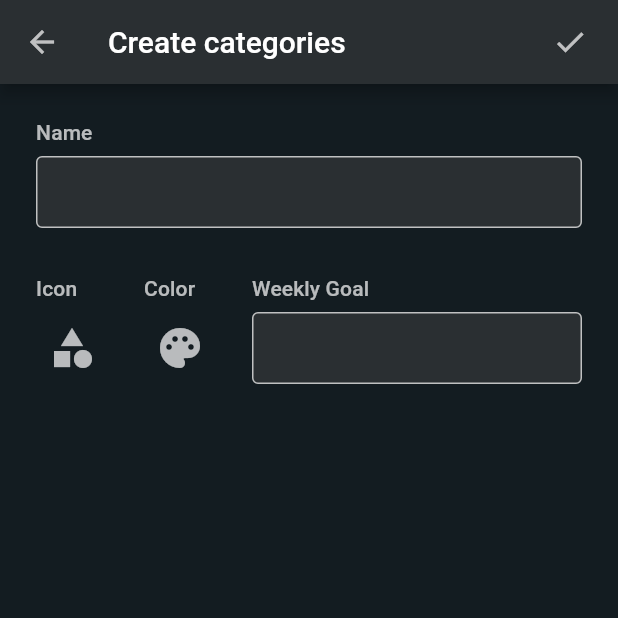
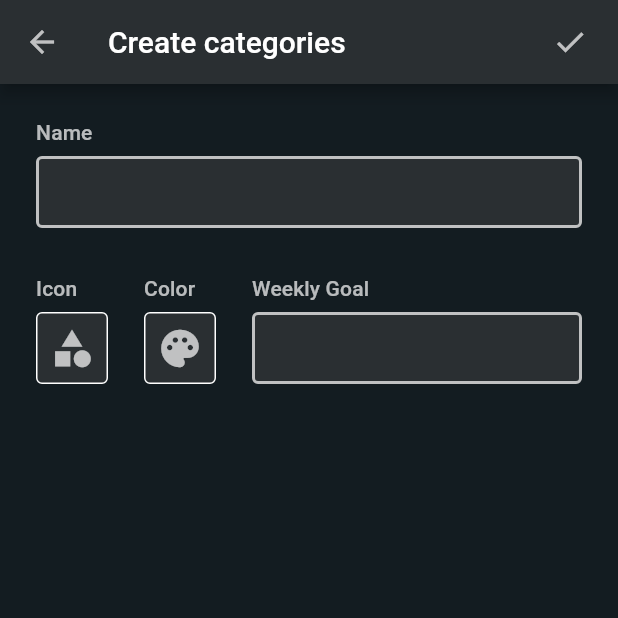
Before and after one commit to felipemvitor/time-tracker-app, a Flutter app: the CreateCategoriesScreen screen opened by its route, on a phone screen of 412 x 824 dp, the top half of it. Run offline on Flutter 3.47's test engine with Material 2 defaults, Android fonts, the phone set to English and light mode, and no system bars.

Commit message:
Category Icon Buttons created.

```diff
--- a/lib/components/text/EditText.dart
+++ b/lib/components/text/EditText.dart
@@ -1,6 +1,7 @@
 import 'package:flutter/material.dart';
-import 'package:time_tracker_flutter_app/components/text/Label.dart';
+import 'package:flutter/services.dart';
 
+import '../../components/text/Label.dart';
 import '../../styles/ProjectColors.dart';
 
 class EditText extends StatelessWidget {
@@ -9,13 +10,18 @@ class EditText extends StatelessWidget {
   final EdgeInsetsGeometry margin;
   final TextEditingController controller;
   final Function onChanged;
+  final TextInputType keyboardType;
 
-  EditText(this.label, {this.margin, this.controller, this.onChanged});
+  EditText(
+    this.label, {
+    this.margin,
+    this.controller,
+    this.onChanged,
+    this.keyboardType,
+  });
 
   final border = OutlineInputBorder(
-    borderSide: BorderSide(
-      color: ProjectColors.white2,
-    ),
+    borderSide: BorderSide(color: ProjectColors.white2, width: 2.0),
   );
 
   @override
@@ -29,6 +35,7 @@ class EditText extends StatelessWidget {
           Container(
             margin: EdgeInsets.only(top: 8),
             child: TextField(
+              keyboardType: keyboardType,
               onChanged: this.onChanged,
               controller: controller,
               textCapitalization: TextCapitalization.sentences,
--- a/lib/screens/categories/CreateCategoriesScreen.dart
+++ b/lib/screens/categories/CreateCategoriesScreen.dart
@@ -1,10 +1,8 @@
 import 'package:flutter/material.dart';
-import 'package:flutter/services.dart';
-import 'package:time_tracker_flutter_app/components/text/Label.dart';
-import 'package:time_tracker_flutter_app/styles/Dimensions.dart';
 
 import '../../components/text/EditText.dart';
 import '../../model/Category.dart';
+import '../../screens/categories/components/CategoryIconButton.dart';
 import '../../styles/ProjectColors.dart';
 
 class CreateCategoriesScreen extends StatefulWidget {
@@ -65,50 +63,8 @@ class _CreateCategoriesScreenState extends State<CreateCategoriesScreen> {
                 crossAxisAlignment: CrossAxisAlignment.end,
                 mainAxisAlignment: MainAxisAlignment.spaceBetween,
                 children: [
-                  Column(
-                    crossAxisAlignment: CrossAxisAlignment.start,
-                    children: [
-                      Label('Icon'),
-                      Container(
-                        margin: EdgeInsets.only(top: 8),
-                        child: InkWell(
-                          onTap: () {},
-                          borderRadius: BorderRadius.all(Radius.circular(4)),
-                          splashColor: Colors.black12,
-                          child: Padding(
-                            padding: const EdgeInsets.all(8.0),
-                            child: Icon(
-                              Icons.category,
-                              color: Colors.white70,
-                              size: 32,
-                            ),
-                          ),
-                        ),
-                      ),
-                    ],
-                  ),
-                  Column(
-                    crossAxisAlignment: CrossAxisAlignment.start,
-                    children: [
-                      Label('Color'),
-                      Container(
-                        margin: EdgeInsets.only(top: 8),
-                        child: InkWell(
-                          onTap: () {},
-                          borderRadius: BorderRadius.all(Radius.circular(4)),
-                          splashColor: Colors.black12,
-                          child: Padding(
-                            padding: const EdgeInsets.all(8.0),
-                            child: Icon(
-                              Icons.palette,
-                              color: Colors.white70,
-                              size: 32,
-                            ),
-                          ),
-                        ),
-                      ),
-                    ],
-                  ),
+                  CategoryIconButton('Icon', Icons.category, Colors.white),
+                  CategoryIconButton('Color', Icons.palette, Colors.white),
                   SizedBox(
                     width: size.width -
                         2 * screenPadding -
@@ -118,6 +74,7 @@ class _CreateCategoriesScreenState extends State<CreateCategoriesScreen> {
                       'Weekly Goal',
                       margin: EdgeInsets.only(top: 32.0),
                       onChanged: setGoal,
+                      keyboardType: TextInputType.number,
                     ),
                   ),
                 ],
--- /dev/null
+++ b/lib/screens/categories/components/CategoryIconButton.dart
@@ -0,0 +1,43 @@
+import 'package:flutter/material.dart';
+
+import '../../../components/text/Label.dart';
+import '../../../styles/ProjectColors.dart';
+
+class CategoryIconButton extends StatelessWidget {
+  final String label;
+  final IconData icon;
+  final Color color;
+
+  CategoryIconButton(this.label, this.icon, this.color);
+
+  @override
+  Widget build(BuildContext context) {
+    return Column(
+      crossAxisAlignment: CrossAxisAlignment.start,
+      children: [
+        Label(label),
+        Container(
+          margin: EdgeInsets.only(top: 8.0),
+          child: Ink(
+              decoration: BoxDecoration(
+                border: Border.all(
+                  width: 1,
+                  color: ProjectColors.white1,
+                ),
+                borderRadius: BorderRadius.all(Radius.circular(4.0)),
+                color: ProjectColors.black1,
+              ),
+              child: InkWell(
+                  customBorder: RoundedRectangleBorder(
+                    side: BorderSide(width: 1, color: Colors.red),
+                  ),
+                  onTap: () {},
+                  child: Padding(
+                    padding: const EdgeInsets.all(8.0),
+                    child: Icon(icon, color: ProjectColors.white2, size: 30),
+                  ))),
+        )
+      ],
+    );
+  }
+}
```
